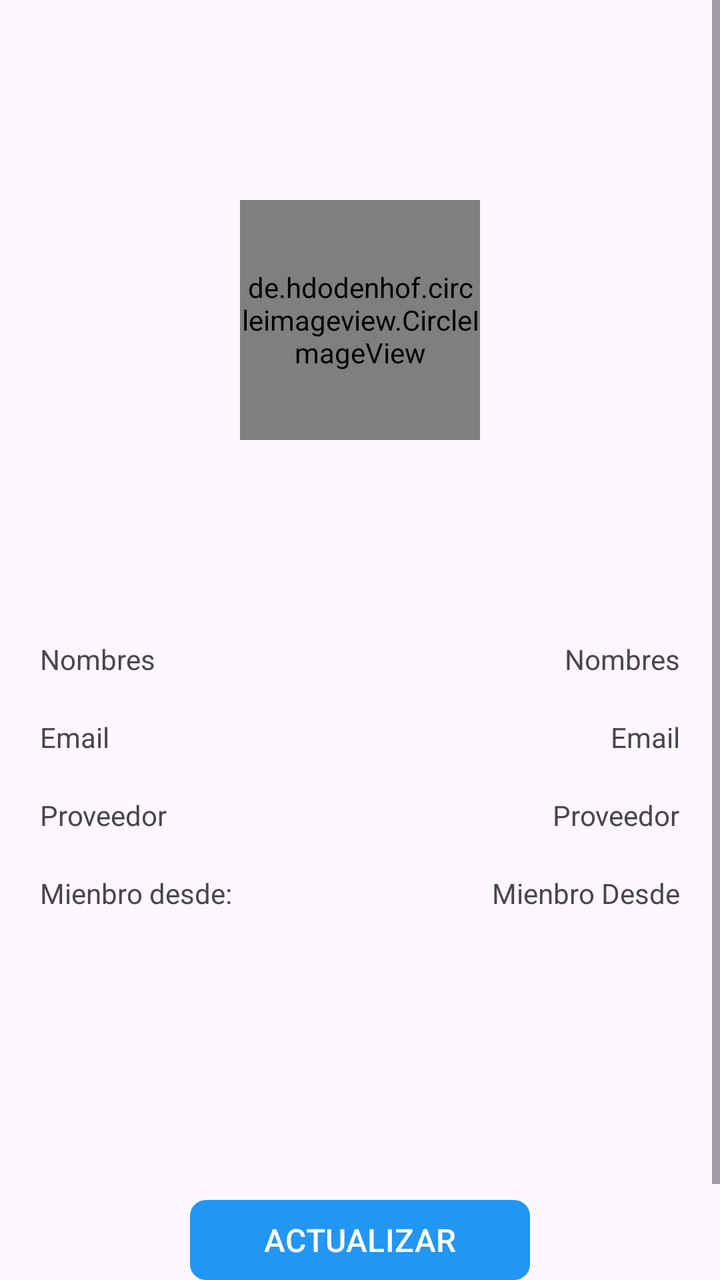
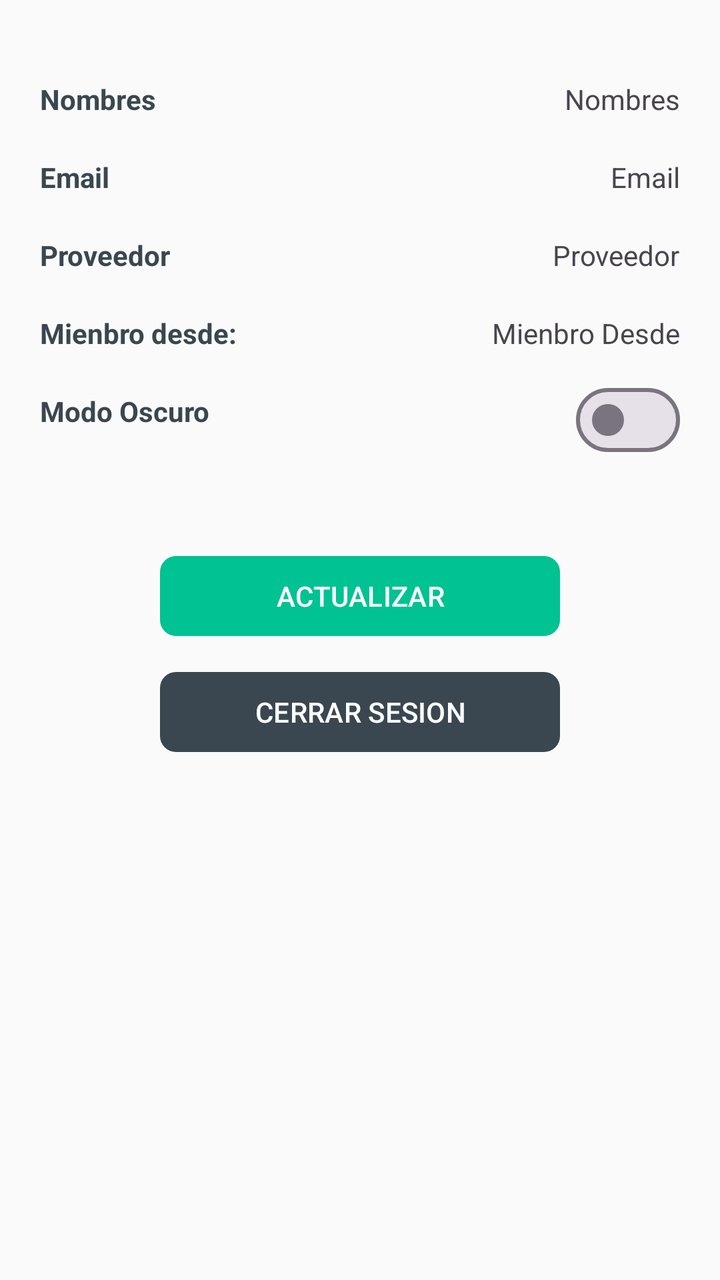

An Android layout rendered at two revisions. The XML below is the earlier revision; the diff shows what the commit changed to produce the second picture.
<!-- AndroidManifest.xml: application theme Theme.MyLittleFinanControl -->
<!-- res/layout/fragment_perfil.xml -->
<?xml version="1.0" encoding="utf-8"?>
<ScrollView xmlns:android="http://schemas.android.com/apk/res/android"
xmlns:tools="http://schemas.android.com/tools"
android:layout_width="match_parent"
android:layout_height="match_parent"
xmlns:app="http://schemas.android.com/apk/res-auto"
tools:context=".Fragmentos.FragmentPerfil">

    <RelativeLayout
        android:layout_width="match_parent"
        android:layout_height="wrap_content"
        android:id="@+id/rel_end">

        <de.hdodenhof.circleimageview.CircleImageView
            android:id="@+id/iv_perfil"
            android:layout_width="120dp"
            android:layout_height="120dp"
            android:src="@drawable/ic_perfil"
            android:layout_marginTop="100dp"
            android:layout_marginBottom="100dp"
            android:layout_centerHorizontal="true"
            app:civ_border_color="#FF000000"
            android:scaleType="centerCrop"/>

        <TextView
            android:text="@string/txt_nombre"
            android:layout_width="wrap_content"
            android:layout_height="wrap_content"
            android:layout_below="@+id/iv_perfil"
            android:layout_marginStart="20dp"
            android:id="@+id/txt_nombre"/>

        <TextView
            android:text="@string/tv_nombres"
            android:layout_width="wrap_content"
            android:layout_height="wrap_content"
            android:layout_below="@+id/iv_perfil"
            android:layout_alignParentEnd="true"
            android:layout_marginEnd="20dp"
            android:id="@+id/tv_nombres"/>

        
        <TextView
            android:text="@string/txt_email"
            android:layout_width="wrap_content"
            android:layout_height="wrap_content"
            android:layout_marginTop="20dp"
            android:layout_below="@+id/tv_nombres"
            android:layout_marginStart="20dp"
            android:id="@+id/txt_email"/>

        <TextView
            android:text="@string/tv_email"
            android:layout_marginTop="20dp"
            android:layout_width="wrap_content"
            android:layout_height="wrap_content"
            android:layout_below="@+id/tv_nombres"
            android:layout_alignParentEnd="true"
            android:layout_marginEnd="20dp"
            android:id="@+id/tv_email"/>

        

        <TextView
            android:layout_marginTop="20dp"
            android:text="@string/txt_proveedor"
            android:layout_width="wrap_content"
            android:layout_height="wrap_content"
            android:layout_below="@+id/tv_email"
            android:layout_marginStart="20dp"
            android:id="@+id/txt_proveedor"/>

        <TextView
            android:layout_marginTop="20dp"
            android:text="@string/tv_proveedor"
            android:layout_width="wrap_content"
            android:layout_height="wrap_content"
            android:layout_below="@+id/tv_email"
            android:layout_alignParentEnd="true"
            android:layout_marginEnd="20dp"
            android:id="@+id/tv_proveedor"/>

        

        <TextView
            android:layout_marginTop="20dp"
            android:text="@string/txt_mienbro_Desde"
            android:layout_width="wrap_content"
            android:layout_height="wrap_content"
            android:layout_below="@+id/txt_proveedor"
            android:layout_marginStart="20dp"
            android:id="@+id/txt_mienbro_Desde"/>

        <TextView
            android:layout_marginTop="20dp"
            android:text="@string/tv_mienbro_Desde"
            android:layout_width="wrap_content"
            android:layout_height="wrap_content"
            android:layout_below="@+id/tv_proveedor"
            android:layout_alignParentEnd="true"
            android:layout_marginEnd="20dp"
            android:id="@+id/tv_mienbro_Desde"/>

        <com.google.android.material.button.MaterialButton
            android:layout_width="170dp"
            android:layout_height="wrap_content"
            app:cornerRadius="8dp"
            android:layout_gravity="center"
            android:id="@+id/btnActualizar"
            android:text="@string/btnActualizar"
            android:textSize="16sp"
            android:layout_centerInParent="true"
            android:layout_marginTop="140dp"
            android:layout_below="@id/tv_mienbro_Desde"
            android:textAllCaps="true"
            app:backgroundTint="@color/btn_primary"/>

        <com.google.android.material.button.MaterialButton
            android:layout_width="170dp"
            android:layout_height="wrap_content"
            app:cornerRadius="8dp"
            android:layout_gravity="center"
            android:id="@+id/btn_logout"
            android:text="@string/btn_logout"
            android:textSize="16sp"
            android:layout_centerInParent="true"
            android:layout_below="@id/btnActualizar"
            android:textAllCaps="true"
            app:backgroundTint="@color/btn_primary"/>

    </RelativeLayout>
</ScrollView>
<!-- resources referenced by this layout -->
<resources>
  <color name="btn_primary">#2196F3</color>
  <!-- drawable ic_perfil (drawable) -->
  <vector xmlns:android="http://schemas.android.com/apk/res/android" android:height="24dp" android:tint="#000000" android:viewportHeight="960" android:viewportWidth="960" android:width="24dp">
        
      <path android:fillColor="@android:color/white" android:pathData="M200,760L200,760Q200,760 200,760Q200,760 200,760L200,200Q200,200 200,200Q200,200 200,200L200,200Q200,200 200,200Q200,200 200,200L200,379Q200,370 200,365Q200,360 200,360Q200,360 200,412.5Q200,465 200,540Q200,563 200,585Q200,607 200,627Q200,644 200,675Q200,706 200,760ZM280,520L501,520Q503,498 511,478Q519,458 531,440L280,440L280,520ZM280,680L437,680Q454,660 476,647.5Q498,635 522,627Q518,621 515,614Q512,607 510,600L280,600L280,680ZM280,360L680,360Q680,360 680,360Q680,360 680,360L680,280L280,280L280,360ZM200,840Q167,840 143.5,816.5Q120,793 120,760L120,200Q120,167 143.5,143.5Q167,120 200,120L760,120Q793,120 816.5,143.5Q840,167 840,200L840,458Q826,432 806,412Q786,392 760,379L760,200Q760,200 760,200Q760,200 760,200L200,200Q200,200 200,200Q200,200 200,200L200,760Q200,760 200,760Q200,760 200,760L402,760Q401,766 400.5,772Q400,778 400,784L400,840L200,840ZM680,640Q638,640 609,611Q580,582 580,540Q580,498 609,469Q638,440 680,440Q722,440 751,469Q780,498 780,540Q780,582 751,611Q722,640 680,640ZM480,840L480,784Q480,760 492.5,739.5Q505,719 528,710Q564,695 602.5,687.5Q641,680 680,680Q719,680 757.5,687.5Q796,695 832,710Q855,719 867.5,739.5Q880,760 880,784L880,840L480,840Z"/>
      
  </vector>
  <string name="btnActualizar">Actualizar</string>
  <string name="btn_logout">Cerrar Sesion</string>
  <string name="tv_email">Email</string>
  <string name="tv_mienbro_Desde">Mienbro Desde</string>
  <string name="tv_nombres">Nombres</string>
  <string name="tv_proveedor">Proveedor</string>
  <string name="txt_email">Email</string>
  <string name="txt_mienbro_Desde">Mienbro desde:</string>
  <string name="txt_nombre">Nombres</string>
  <string name="txt_proveedor">Proveedor</string>
  <style name="Theme.MyLittleFinanControl" parent="Base.Theme.MyLittleFinanControl" />
  <style name="Base.Theme.MyLittleFinanControl" parent="Theme.Material3.DayNight.NoActionBar">
          
          
      </style>
</resources>

<!-- the commit's change to res/layout/fragment_perfil.xml (unified diff, before → after) -->
@@ -1,132 +1,148 @@
 <?xml version="1.0" encoding="utf-8"?>
 <ScrollView xmlns:android="http://schemas.android.com/apk/res/android"
-xmlns:tools="http://schemas.android.com/tools"
-android:layout_width="match_parent"
-android:layout_height="match_parent"
-xmlns:app="http://schemas.android.com/apk/res-auto"
-tools:context=".Fragmentos.FragmentPerfil">
+    xmlns:app="http://schemas.android.com/apk/res-auto"
+    xmlns:tools="http://schemas.android.com/tools"
+    android:layout_width="match_parent"
+    android:layout_height="match_parent"
+    tools:context=".Fragmentos.FragmentPerfil">
 
     <RelativeLayout
+        android:id="@+id/rel_end"
         android:layout_width="match_parent"
         android:layout_height="wrap_content"
-        android:id="@+id/rel_end">
-
-        <de.hdodenhof.circleimageview.CircleImageView
-            android:id="@+id/iv_perfil"
-            android:layout_width="120dp"
-            android:layout_height="120dp"
-            android:src="@drawable/ic_perfil"
-            android:layout_marginTop="100dp"
-            android:layout_marginBottom="100dp"
-            android:layout_centerHorizontal="true"
-            app:civ_border_color="#FF000000"
-            android:scaleType="centerCrop"/>
-
-        <TextView
-            android:text="@string/txt_nombre"
-            android:layout_width="wrap_content"
-            android:layout_height="wrap_content"
-            android:layout_below="@+id/iv_perfil"
-            android:layout_marginStart="20dp"
-            android:id="@+id/txt_nombre"/>
-
-        <TextView
-            android:text="@string/tv_nombres"
-            android:layout_width="wrap_content"
-            android:layout_height="wrap_content"
-            android:layout_below="@+id/iv_perfil"
-            android:layout_alignParentEnd="true"
-            android:layout_marginEnd="20dp"
-            android:id="@+id/tv_nombres"/>
+        android:paddingTop="40dp"
+        android:paddingBottom="20dp">
 
         
         <TextView
-            android:text="@string/txt_email"
+            android:id="@+id/txt_nombre"
             android:layout_width="wrap_content"
             android:layout_height="wrap_content"
-            android:layout_marginTop="20dp"
+            android:layout_marginStart="20dp"
+            android:text="@string/txt_nombre"
+            android:textColor="@color/secondary"
+            android:textStyle="bold" />
+
+        <TextView
+            android:id="@+id/tv_nombres"
+            android:layout_width="wrap_content"
+            android:layout_height="wrap_content"
+            android:layout_alignParentEnd="true"
+            android:layout_marginEnd="20dp"
+            android:text="@string/tv_nombres" />
+
+        
+        <TextView
+            android:id="@+id/txt_email"
+            android:layout_width="wrap_content"
+            android:layout_height="wrap_content"
             android:layout_below="@+id/tv_nombres"
             android:layout_marginStart="20dp"
-            android:id="@+id/txt_email"/>
+            android:layout_marginTop="20dp"
+            android:text="@string/txt_email"
+            android:textColor="@color/secondary"
+            android:textStyle="bold" />
 
         <TextView
-            android:text="@string/tv_email"
-            android:layout_marginTop="20dp"
+            android:id="@+id/tv_email"
             android:layout_width="wrap_content"
             android:layout_height="wrap_content"
             android:layout_below="@+id/tv_nombres"
             android:layout_alignParentEnd="true"
             android:layout_marginEnd="20dp"
-            android:id="@+id/tv_email"/>
+            android:layout_marginTop="20dp"
+            android:text="@string/tv_email" />
 
         
-
         <TextView
-            android:layout_marginTop="20dp"
-            android:text="@string/txt_proveedor"
+            android:id="@+id/txt_proveedor"
             android:layout_width="wrap_content"
             android:layout_height="wrap_content"
             android:layout_below="@+id/tv_email"
             android:layout_marginStart="20dp"
-            android:id="@+id/txt_proveedor"/>
+            android:layout_marginTop="20dp"
+            android:text="@string/txt_proveedor"
+            android:textColor="@color/secondary"
+            android:textStyle="bold" />
 
         <TextView
-            android:layout_marginTop="20dp"
-            android:text="@string/tv_proveedor"
+            android:id="@+id/tv_proveedor"
             android:layout_width="wrap_content"
             android:layout_height="wrap_content"
             android:layout_below="@+id/tv_email"
             android:layout_alignParentEnd="true"
             android:layout_marginEnd="20dp"
-            android:id="@+id/tv_proveedor"/>
+            android:layout_marginTop="20dp"
+            android:text="@string/tv_proveedor" />
 
         
-
         <TextView
-            android:layout_marginTop="20dp"
-            android:text="@string/txt_mienbro_Desde"
+            android:id="@+id/txt_mienbro_Desde"
             android:layout_width="wrap_content"
             android:layout_height="wrap_content"
             android:layout_below="@+id/txt_proveedor"
             android:layout_marginStart="20dp"
-            android:id="@+id/txt_mienbro_Desde"/>
+            android:layout_marginTop="20dp"
+            android:text="@string/txt_mienbro_Desde"
+            android:textColor="@color/secondary"
+            android:textStyle="bold" />
 
         <TextView
-            android:layout_marginTop="20dp"
-            android:text="@string/tv_mienbro_Desde"
+            android:id="@+id/tv_mienbro_Desde"
             android:layout_width="wrap_content"
             android:layout_height="wrap_content"
             android:layout_below="@+id/tv_proveedor"
             android:layout_alignParentEnd="true"
             android:layout_marginEnd="20dp"
-            android:id="@+id/tv_mienbro_Desde"/>
+            android:layout_marginTop="20dp"
+            android:text="@string/tv_mienbro_Desde" />
+
+        
+        <TextView
+            android:id="@+id/txt_tema_label"
+            android:layout_width="wrap_content"
+            android:layout_height="wrap_content"
+            android:layout_below="@+id/tv_mienbro_Desde"
+            android:layout_marginStart="20dp"
+            android:layout_marginTop="20dp"
+            android:text="@string/txt_tema_oscuro"
+            android:textColor="@color/secondary"
+            android:textStyle="bold" />
+
+        <com.google.android.material.materialswitch.MaterialSwitch
+            android:id="@+id/sw_tema"
+            android:layout_width="wrap_content"
+            android:layout_height="wrap_content"
+            android:layout_below="@+id/tv_mienbro_Desde"
+            android:layout_alignParentEnd="true"
+            android:layout_marginEnd="20dp"
+            android:layout_marginTop="10dp" />
 
         <com.google.android.material.button.MaterialButton
-            android:layout_width="170dp"
+            android:id="@+id/btnActualizar"
+            android:layout_width="200dp"
             android:layout_height="wrap_content"
-            app:cornerRadius="8dp"
-            android:layout_gravity="center"
-            android:id="@+id/btnActualizar"
+            android:layout_below="@id/sw_tema"
+            android:layout_centerHorizontal="true"
+            android:layout_marginTop="40dp"
             android:text="@string/btnActualizar"
-            android:textSize="16sp"
-            android:layout_centerInParent="true"
-            android:layout_marginTop="140dp"
-            android:layout_below="@id/tv_mienbro_Desde"
             android:textAllCaps="true"
-            app:backgroundTint="@color/btn_primary"/>
+            android:textSize="14sp"
+            app:backgroundTint="@color/primary"
+            app:cornerRadius="8dp" />
 
         <com.google.android.material.button.MaterialButton
-            android:layout_width="170dp"
+            android:id="@+id/btn_logout"
+            android:layout_width="200dp"
             android:layout_height="wrap_content"
-            app:cornerRadius="8dp"
-            android:layout_gravity="center"
-            android:id="@+id/btn_logout"
+            android:layout_below="@id/btnActualizar"
+            android:layout_centerHorizontal="true"
+            android:layout_marginTop="10dp"
             android:text="@string/btn_logout"
-            android:textSize="16sp"
-            android:layout_centerInParent="true"
-            android:layout_below="@id/btnActualizar"
             android:textAllCaps="true"
-            app:backgroundTint="@color/btn_primary"/>
+            android:textSize="14sp"
+            app:backgroundTint="@color/secondary"
+            app:cornerRadius="8dp" />
 
     </RelativeLayout>
 </ScrollView>
<!-- resource entries referenced after the edit -->
@@ -1,12 +1,7 @@
 <!-- resources referenced by this layout -->
 <resources>
-  <color name="btn_primary">#2196F3</color>
-  <!-- drawable ic_perfil (drawable) -->
-  <vector xmlns:android="http://schemas.android.com/apk/res/android" android:height="24dp" android:tint="#000000" android:viewportHeight="960" android:viewportWidth="960" android:width="24dp">
-        
-      <path android:fillColor="@android:color/white" android:pathData="M200,760L200,760Q200,760 200,760Q200,760 200,760L200,200Q200,200 200,200Q200,200 200,200L200,200Q200,200 200,200Q200,200 200,200L200,379Q200,370 200,365Q200,360 200,360Q200,360 200,412.5Q200,465 200,540Q200,563 200,585Q200,607 200,627Q200,644 200,675Q200,706 200,760ZM280,520L501,520Q503,498 511,478Q519,458 531,440L280,440L280,520ZM280,680L437,680Q454,660 476,647.5Q498,635 522,627Q518,621 515,614Q512,607 510,600L280,600L280,680ZM280,360L680,360Q680,360 680,360Q680,360 680,360L680,280L280,280L280,360ZM200,840Q167,840 143.5,816.5Q120,793 120,760L120,200Q120,167 143.5,143.5Q167,120 200,120L760,120Q793,120 816.5,143.5Q840,167 840,200L840,458Q826,432 806,412Q786,392 760,379L760,200Q760,200 760,200Q760,200 760,200L200,200Q200,200 200,200Q200,200 200,200L200,760Q200,760 200,760Q200,760 200,760L402,760Q401,766 400.5,772Q400,778 400,784L400,840L200,840ZM680,640Q638,640 609,611Q580,582 580,540Q580,498 609,469Q638,440 680,440Q722,440 751,469Q780,498 780,540Q780,582 751,611Q722,640 680,640ZM480,840L480,784Q480,760 492.5,739.5Q505,719 528,710Q564,695 602.5,687.5Q641,680 680,680Q719,680 757.5,687.5Q796,695 832,710Q855,719 867.5,739.5Q880,760 880,784L880,840L480,840Z"/>
-      
-  </vector>
+  <color name="primary">#00C292</color>
+  <color name="secondary">#3A4750</color>
   <string name="btnActualizar">Actualizar</string>
   <string name="btn_logout">Cerrar Sesion</string>
   <string name="tv_email">Email</string>
@@ -17,10 +12,28 @@
   <string name="txt_mienbro_Desde">Mienbro desde:</string>
   <string name="txt_nombre">Nombres</string>
   <string name="txt_proveedor">Proveedor</string>
+  <string name="txt_tema_oscuro">Modo Oscuro</string>
   <style name="Theme.MyLittleFinanControl" parent="Base.Theme.MyLittleFinanControl" />
   <style name="Base.Theme.MyLittleFinanControl" parent="Theme.Material3.DayNight.NoActionBar">
           
+          <item name="colorPrimary">@color/primary</item>
+          <item name="colorOnPrimary">@color/white</item>
+          <item name="colorSecondary">@color/secondary</item>
+          <item name="colorOnSecondary">@color/white</item>
           
+          
+          <item name="android:windowBackground">@color/background_light</item>
+          <item name="colorSurface">@color/background_light</item>
+          
+          
+          <item name="colorError">@color/accent_alerta</item>
+          
+          
+          <item name="android:statusBarColor">@color/background_light</item>
+          <item name="android:windowLightStatusBar">true</item>
       </style>
+  <color name="white">#FFFFFFFF</color>
+  <color name="background_light">#FAFAFA</color>
+  <color name="accent_alerta">#E55555</color>
 </resources>
 
